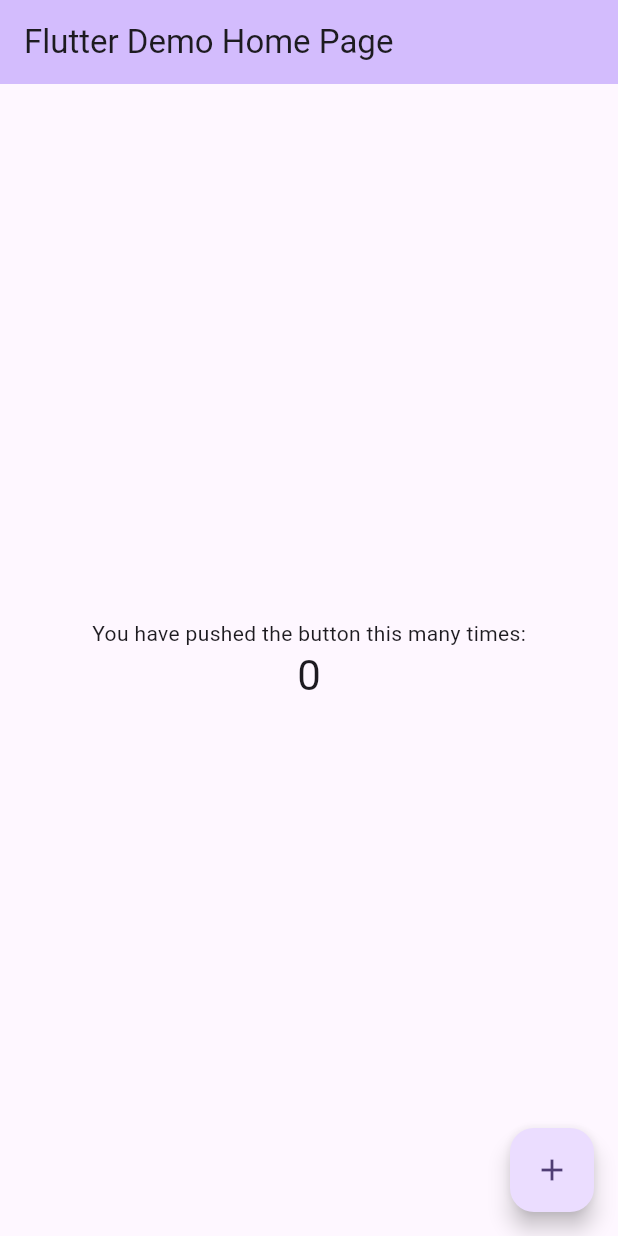
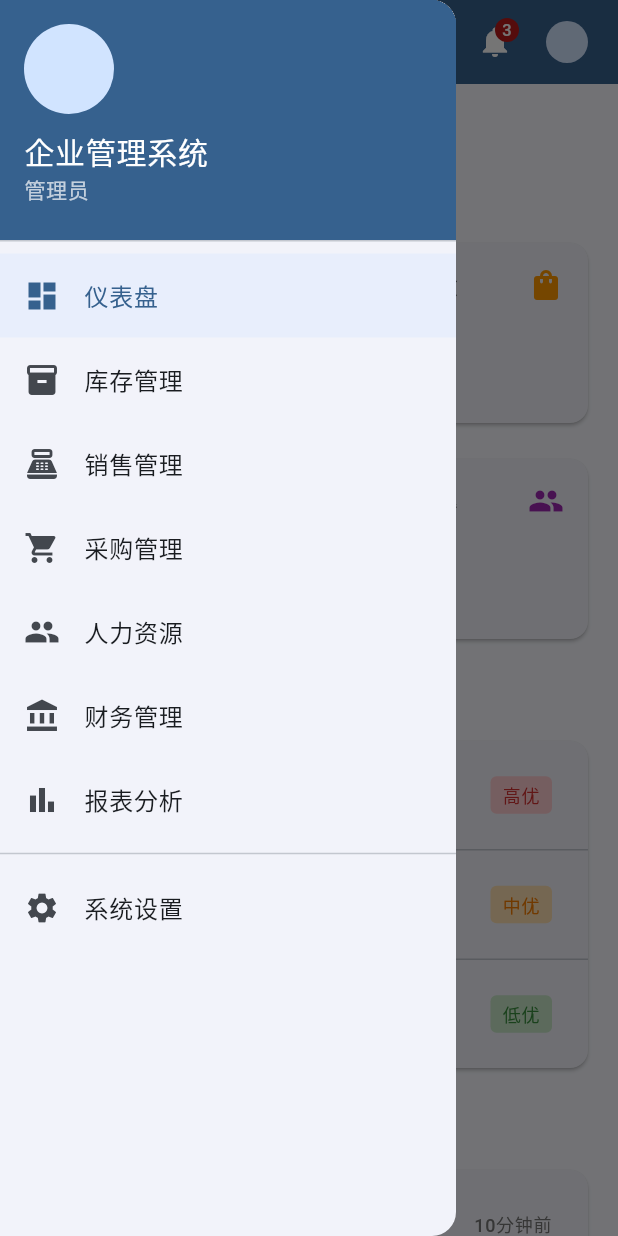
Before and after one commit to Tianran-W/Valet, a Flutter app: the screen it shows after launch, with the side drawer open (before the commit the screen has no drawer), on a phone screen of 412 x 824 dp. Run offline on Flutter 3.47's test engine with Material 3 defaults, Android fonts, the phone set to English and light mode, and no system bars; our stand-ins replace logger.

Commit message:
refactor: :art: 参考其他项目整理文件结构

```diff
--- a/lib/main.dart
+++ b/lib/main.dart
@@ -1,4 +1,6 @@
 import 'package:flutter/material.dart';
+
+import 'workspace/presentation/home/erp_home_page.dart';
 
 void main() {
   runApp(const MyApp());
@@ -11,112 +13,13 @@ class MyApp extends StatelessWidget {
   @override
   Widget build(BuildContext context) {
     return MaterialApp(
-      title: 'Flutter Demo',
+      title: 'ERP System',
+      debugShowCheckedModeBanner: false,
       theme: ThemeData(
-        // This is the theme of your application.
-        //
-        // TRY THIS: Try running your application with "flutter run". You'll see
-        // the application has a purple toolbar. Then, without quitting the app,
-        // try changing the seedColor in the colorScheme below to Colors.green
-        // and then invoke "hot reload" (save your changes or press the "hot
-        // reload" button in a Flutter-supported IDE, or press "r" if you used
-        // the command line to start the app).
-        //
-        // Notice that the counter didn't reset back to zero; the application
-        // state is not lost during the reload. To reset the state, use hot
-        // restart instead.
-        //
-        // This works for code too, not just values: Most code changes can be
-        // tested with just a hot reload.
-        colorScheme: ColorScheme.fromSeed(seedColor: Colors.deepPurple),
+        colorScheme: ColorScheme.fromSeed(seedColor: Colors.blue),
+        useMaterial3: true,
       ),
-      home: const MyHomePage(title: 'Flutter Demo Home Page'),
+      home: const ERPHomePage(title: 'ERP System Dashboard'),
     );
   }
 }
-
-class MyHomePage extends StatefulWidget {
-  const MyHomePage({super.key, required this.title});
-
-  // This widget is the home page of your application. It is stateful, meaning
-  // that it has a State object (defined below) that contains fields that affect
-  // how it looks.
-
-  // This class is the configuration for the state. It holds the values (in this
-  // case the title) provided by the parent (in this case the App widget) and
-  // used by the build method of the State. Fields in a Widget subclass are
-  // always marked "final".
-
-  final String title;
-
-  @override
-  State<MyHomePage> createState() => _MyHomePageState();
-}
-
-class _MyHomePageState extends State<MyHomePage> {
-  int _counter = 0;
-
-  void _incrementCounter() {
-    setState(() {
-      // This call to setState tells the Flutter framework that something has
-      // changed in this State, which causes it to rerun the build method below
-      // so that the display can reflect the updated values. If we changed
-      // _counter without calling setState(), then the build method would not be
-      // called again, and so nothing would appear to happen.
-      _counter++;
-    });
-  }
-
-  @override
-  Widget build(BuildContext context) {
-    // This method is rerun every time setState is called, for instance as done
-    // by the _incrementCounter method above.
-    //
-    // The Flutter framework has been optimized to make rerunning build methods
-    // fast, so that you can just rebuild anything that needs updating rather
-    // than having to individually change instances of widgets.
-    return Scaffold(
-      appBar: AppBar(
-        // TRY THIS: Try changing the color here to a specific color (to
-        // Colors.amber, perhaps?) and trigger a hot reload to see the AppBar
-        // change color while the other colors stay the same.
-        backgroundColor: Theme.of(context).colorScheme.inversePrimary,
-        // Here we take the value from the MyHomePage object that was created by
-        // the App.build method, and use it to set our appbar title.
-        title: Text(widget.title),
-      ),
-      body: Center(
-        // Center is a layout widget. It takes a single child and positions it
-        // in the middle of the parent.
-        child: Column(
-          // Column is also a layout widget. It takes a list of children and
-          // arranges them vertically. By default, it sizes itself to fit its
-          // children horizontally, and tries to be as tall as its parent.
-          //
-          // Column has various properties to control how it sizes itself and
-          // how it positions its children. Here we use mainAxisAlignment to
-          // center the children vertically; the main axis here is the vertical
-          // axis because Columns are vertical (the cross axis would be
-          // horizontal).
-          //
-          // TRY THIS: Invoke "debug painting" (choose the "Toggle Debug Paint"
-          // action in the IDE, or press "p" in the console), to see the
-          // wireframe for each widget.
-          mainAxisAlignment: MainAxisAlignment.center,
-          children: <Widget>[
-            const Text('You have pushed the button this many times:'),
-            Text(
-              '$_counter',
-              style: Theme.of(context).textTheme.headlineMedium,
-            ),
-          ],
-        ),
-      ),
-      floatingActionButton: FloatingActionButton(
-        onPressed: _incrementCounter,
-        tooltip: 'Increment',
-        child: const Icon(Icons.add),
-      ), // This trailing comma makes auto-formatting nicer for build methods.
-    );
-  }
-}
--- /dev/null
+++ b/lib/workspace/presentation/home/erp_home_page.dart
@@ -0,0 +1,148 @@
+import 'package:flutter/material.dart';
+import '../widgets/drawer_widgets.dart';
+import '../pages/dashboard_page.dart';
+import '../pages/module_pages.dart';
+
+class ERPHomePage extends StatefulWidget {
+  const ERPHomePage({super.key, required this.title});
+
+  final String title;
+
+  @override
+  State<ERPHomePage> createState() => _ERPHomePageState();
+}
+
+class _ERPHomePageState extends State<ERPHomePage> {
+  int _selectedIndex = 0;
+
+  static final List<Widget> _pages = [
+    const DashboardPage(),
+    const InventoryPage(),
+    const SalesPage(),
+    const PurchasePage(),
+    const HRPage(),
+    const FinancePage(),
+    const ReportsPage(),
+    const SettingsPage(),
+  ];
+
+  // 菜单项数据结构
+  final List<DrawerMenuItem> _drawerMenuItems = [
+    DrawerMenuItem(title: '仪表盘', icon: Icons.dashboard),
+    DrawerMenuItem(title: '库存管理', icon: Icons.inventory),
+    DrawerMenuItem(title: '销售管理', icon: Icons.point_of_sale),
+    DrawerMenuItem(title: '采购管理', icon: Icons.shopping_cart),
+    DrawerMenuItem(title: '人力资源', icon: Icons.people),
+    DrawerMenuItem(title: '财务管理', icon: Icons.account_balance),
+    DrawerMenuItem(title: '报表分析', icon: Icons.bar_chart),
+    DrawerMenuItem(title: '系统设置', icon: Icons.settings),
+  ];
+
+  void _onItemTapped(int index) {
+    setState(() {
+      _selectedIndex = index;
+    });
+  }
+
+  @override
+  Widget build(BuildContext context) {
+    return Scaffold(
+      appBar: AppBar(
+        backgroundColor: Theme.of(context).colorScheme.primary,
+        foregroundColor: Colors.white,
+        title: Text(widget.title),
+        actions: [
+          // 通知图标
+          IconButton(
+            icon: const Badge(
+              label: Text('3'),
+              child: Icon(Icons.notifications),
+            ),
+            onPressed: () {
+              // 显示通知面板
+            },
+          ),
+          // 用户配置
+          IconButton(
+            icon: const CircleAvatar(
+              radius: 14,
+            ),
+            onPressed: () {
+              // 显示用户配置菜单
+            },
+          ),
+          const SizedBox(width: 10),
+        ],
+      ),
+      drawer: Drawer(
+        child: ListView(
+          padding: EdgeInsets.zero,
+          children: [
+            DrawerHeader(
+              decoration: BoxDecoration(
+                color: Theme.of(context).colorScheme.primary,
+              ),
+              child: const Column(
+                crossAxisAlignment: CrossAxisAlignment.start,
+                children: [
+                  CircleAvatar(
+                    radius: 30,
+                  ),
+                  SizedBox(height: 10),
+                  Text(
+                    '企业管理系统',
+                    style: TextStyle(
+                      color: Colors.white,
+                      fontSize: 20,
+                    ),
+                  ),
+                  Text(
+                    '管理员',
+                    style: TextStyle(
+                      color: Colors.white70,
+                      fontSize: 14,
+                    ),
+                  ),
+                ],
+              ),
+            ),
+            // 用 map 生成菜单项
+            ..._drawerMenuItems.asMap().entries.map((entry) {
+              final idx = entry.key;
+              final item = entry.value;
+              // 在第7项后插入分割线
+              if (idx == 7) {
+                return Column(
+                  children: [
+                    const Divider(),
+                    DrawerListTile(
+                      selected: _selectedIndex == idx,
+                      icon: item.icon,
+                      title: item.title,
+                      onTap: () {
+                        _onItemTapped(idx);
+                        Navigator.pop(context);
+                      },
+                      selectedTileColor: Theme.of(context).colorScheme.primaryContainer.withAlpha(77),
+                    ),
+                  ],
+                );
+              }
+              return DrawerListTile(
+                selected: _selectedIndex == idx,
+                icon: item.icon,
+                title: item.title,
+                onTap: () {
+                  _onItemTapped(idx);
+                  Navigator.pop(context);
+                },
+                selectedTileColor: Theme.of(context).colorScheme.primaryContainer.withAlpha(77),
+              );
+            }),
+          ],
+        ),
+      ),
+      body: _pages[_selectedIndex],
+    );
+  }
+}
--- /dev/null
+++ b/lib/workspace/presentation/pages/dashboard_page.dart
@@ -0,0 +1,137 @@
+import 'package:flutter/material.dart';
+import '../widgets/dashboard_widgets.dart';
+
+class DashboardPage extends StatelessWidget {
+  const DashboardPage({super.key});
+
+  @override
+  Widget build(BuildContext context) {
+    return SingleChildScrollView(
+      padding: const EdgeInsets.all(16.0),
+      child: Column(
+        crossAxisAlignment: CrossAxisAlignment.start,
+        children: [
+          Text(
+            '欢迎回来，管理员',
+            style: Theme.of(context).textTheme.headlineMedium,
+          ),
+          const SizedBox(height: 5),
+          Text(
+            '今天是 ${DateTime.now().year}年${DateTime.now().month}月${DateTime.now().day}日',
+            style: Theme.of(context).textTheme.bodyLarge,
+          ),
+          const SizedBox(height: 20),
+
+          // 快速统计卡片
+          const Row(
+            children: [
+              Expanded(
+                child: DashboardCard(
+                  title: '今日销售额',
+                  value: '¥158,200',
+                  icon: Icons.trending_up,
+                  color: Colors.blue,
+                  change: '+15.3%',
+                ),
+              ),
+              SizedBox(width: 16),
+              Expanded(
+                child: DashboardCard(
+                  title: '本月订单数',
+                  value: '1,204',
+                  icon: Icons.shopping_bag,
+                  color: Colors.orange,
+                  change: '+5.7%',
+                ),
+              ),
+            ],
+          ),
+          const SizedBox(height: 16),
+          const Row(
+            children: [
+              Expanded(
+                child: DashboardCard(
+                  title: '库存商品',
+                  value: '3,452',
+                  icon: Icons.inventory_2,
+                  color: Colors.green,
+                  change: '-2.1%',
+                ),
+              ),
+              SizedBox(width: 16),
+              Expanded(
+                child: DashboardCard(
+                  title: '员工出勤率',
+                  value: '94.3%',
+                  icon: Icons.people,
+                  color: Colors.purple,
+                  change: '+1.2%',
+                ),
+              ),
+            ],
+          ),
+
+          const SizedBox(height: 24),
+          Text(
+            '待办事项',
+            style: Theme.of(context).textTheme.titleLarge,
+          ),
+          const SizedBox(height: 8),
+          const Card(
+            child: Column(
+              children: [
+                TodoItem(
+                  title: '确认月度财务报表',
+                  deadline: '今天',
+                  priority: 'high',
+                ),
+                Divider(height: 1),
+                TodoItem(
+                  title: '审批销售部门预算',
+                  deadline: '明天',
+                  priority: 'medium',
+                ),
+                Divider(height: 1),
+                TodoItem(
+                  title: '与供应商会议',
+                  deadline: '后天',
+                  priority: 'low',
+                ),
+              ],
+            ),
+          ),
+
+          const SizedBox(height: 24),
+          Text(
+            '最近活动',
+            style: Theme.of(context).textTheme.titleLarge,
+          ),
+          const SizedBox(height: 8),
+          const Card(
+            child: Column(
+              children: [
+                ActivityItem(
+                  title: '新订单 #1058 已创建',
+                  time: '10分钟前',
+                  user: '销售部 - 张经理',
+                ),
+                Divider(height: 1),
+                ActivityItem(
+                  title: '发票 #2213 已支付',
+                  time: '1小时前',
+                  user: '财务部 - 李会计',
+                ),
+                Divider(height: 1),
+                ActivityItem(
+                  title: '新员工 王小明 已入职',
+                  time: '今天上午',
+                  user: '人事部 - 赵总监',
+                ),
+              ],
+            ),
+          ),
+        ],
+      ),
+    );
+  }
+}
--- /dev/null
+++ b/lib/workspace/presentation/pages/module_pages.dart
@@ -0,0 +1,64 @@
+import 'package:flutter/material.dart';
+
+class InventoryPage extends StatelessWidget {
+  const InventoryPage({super.key});
+
+  @override
+  Widget build(BuildContext context) {
+    return const Center(child: Text('库存管理页面'));
+  }
+}
+
+class SalesPage extends StatelessWidget {
+  const SalesPage({super.key});
+
+  @override
+  Widget build(BuildContext context) {
+    return const Center(child: Text('销售管理页面'));
+  }
+}
+
+class PurchasePage extends StatelessWidget {
+  const PurchasePage({super.key});
+
+  @override
+  Widget build(BuildContext context) {
+    return const Center(child: Text('采购管理页面'));
+  }
+}
+
+class HRPage extends StatelessWidget {
+  const HRPage({super.key});
+
+  @override
+  Widget build(BuildContext context) {
+    return const Center(child: Text('人力资源页面'));
+  }
+}
+
+class FinancePage extends StatelessWidget {
+  const FinancePage({super.key});
+
+  @override
+  Widget build(BuildContext context) {
+    return const Center(child: Text('财务管理页面'));
+  }
+}
+
+class ReportsPage extends StatelessWidget {
+  const ReportsPage({super.key});
+
+  @override
+  Widget build(BuildContext context) {
+    return const Center(child: Text('报表分析页面'));
+  }
+}
+
+class SettingsPage extends StatelessWidget {
+  const SettingsPage({super.key});
+
+  @override
+  Widget build(BuildContext context) {
+    return const Center(child: Text('系统设置页面'));
+  }
+}
--- /dev/null
+++ b/lib/workspace/presentation/widgets/dashboard_widgets.dart
@@ -0,0 +1,133 @@
+import 'package:flutter/material.dart';
+
+// 统计卡片组件
+class DashboardCard extends StatelessWidget {
+  final String title;
+  final String value;
+  final IconData icon;
+  final Color color;
+  final String change;
+
+  const DashboardCard({
+    super.key,
+    required this.title,
+    required this.value,
+    required this.icon,
+    required this.color,
+    required this.change,
+  });
+
+  @override
+  Widget build(BuildContext context) {
+    return Card(
+      elevation: 1,
+      child: Padding(
+        padding: const EdgeInsets.all(16.0),
+        child: Column(
+          crossAxisAlignment: CrossAxisAlignment.start,
+          children: [
+            Row(
+              mainAxisAlignment: MainAxisAlignment.spaceBetween,
+              children: [
+                Text(
+                  title,
+                  style: Theme.of(context).textTheme.bodyMedium,
+                ),
+                Icon(icon, color: color),
+              ],
+            ),
+            const SizedBox(height: 8),
+            Text(
+              value,
+              style: Theme.of(context).textTheme.headlineSmall!.copyWith(
+                fontWeight: FontWeight.bold,
+              ),
+            ),
+            const SizedBox(height: 4),
+            Text(
+              change,
+              style: TextStyle(
+                color: change.contains('+') ? Colors.green : Colors.red,
+                fontWeight: FontWeight.w500,
+              ),
+            ),
+          ],
+        ),
+      ),
+    );
+  }
+}
+
+// 待办事项组件
+class TodoItem extends StatelessWidget {
+  final String title;
+  final String deadline;
+  final String priority;
+
+  const TodoItem({
+    super.key,
+    required this.title,
+    required this.deadline,
+    required this.priority,
+  });
+
+  @override
+  Widget build(BuildContext context) {
+    return ListTile(
+      title: Text(title),
+      subtitle: Text('截止: $deadline'),
+      trailing: Container(
+        padding: const EdgeInsets.symmetric(horizontal: 8, vertical: 4),
+        decoration: BoxDecoration(
+          color: priority == 'high' ? Colors.red.shade100 :
+                 priority == 'medium' ? Colors.orange.shade100 : Colors.green.shade100,
+          borderRadius: BorderRadius.circular(4),
+        ),
+        child: Text(
+          priority == 'high' ? '高优' :
+          priority == 'medium' ? '中优' : '低优',
+          style: TextStyle(
+            color: priority == 'high' ? Colors.red.shade700 :
+                   priority == 'medium' ? Colors.orange.shade700 : Colors.green.shade700,
+            fontSize: 12,
+          ),
+        ),
+      ),
+      onTap: () {
+        // 处理点击事件
+      },
+    );
+  }
+}
+
+// 活动项组件
+class ActivityItem extends StatelessWidget {
+  final String title;
+  final String time;
+  final String user;
+
+  const ActivityItem({
+    super.key,
+    required this.title,
+    required this.time,
+    required this.user,
+  });
+
+  @override
+  Widget build(BuildContext context) {
+    return ListTile(
+      title: Text(title),
+      subtitle: Text(user),
+      trailing: Text(
+        time,
+        style: TextStyle(
+          color: Colors.grey.shade600,
+          fontSize: 12,
+        ),
+      ),
+      onTap: () {
+        // 处理点击事件
+      },
+    );
+  }
+}
--- /dev/null
+++ b/lib/workspace/presentation/widgets/drawer_widgets.dart
@@ -0,0 +1,37 @@
+import 'package:flutter/material.dart';
+
+// Drawer菜单项数据结构
+class DrawerMenuItem {
+  final String title;
+  final IconData icon;
+  const DrawerMenuItem({required this.title, required this.icon});
+}
+
+// Drawer菜单项小部件
+class DrawerListTile extends StatelessWidget {
+  final bool selected;
+  final IconData icon;
+  final String title;
+  final VoidCallback onTap;
+  final Color selectedTileColor;
+
+  const DrawerListTile({
+    super.key,
+    required this.selected,
+    required this.icon,
+    required this.title,
+    required this.onTap,
+    required this.selectedTileColor,
+  });
+
+  @override
+  Widget build(BuildContext context) {
+    return ListTile(
+      selected: selected,
+      selectedTileColor: selectedTileColor,
+      leading: Icon(icon),
+      title: Text(title),
+      onTap: onTap,
+    );
+  }
+}
```
